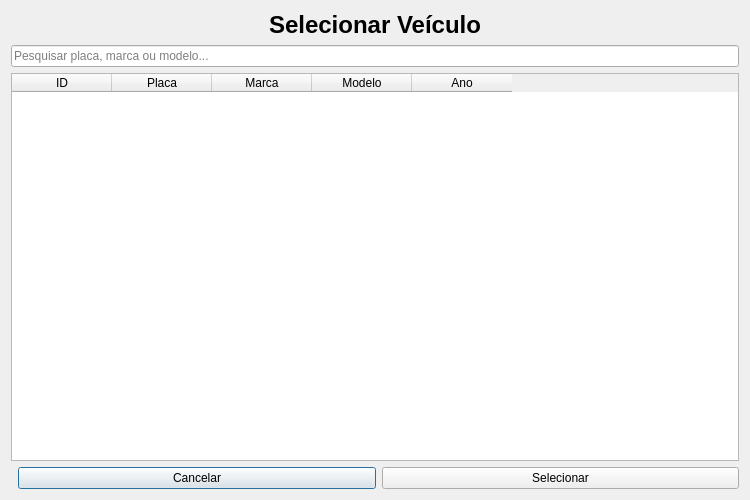
Before: the Qt Designer form ui/selecionar_veiculo.ui in viniciusbassio/EWE-AUTO, drawn with Qt 5.
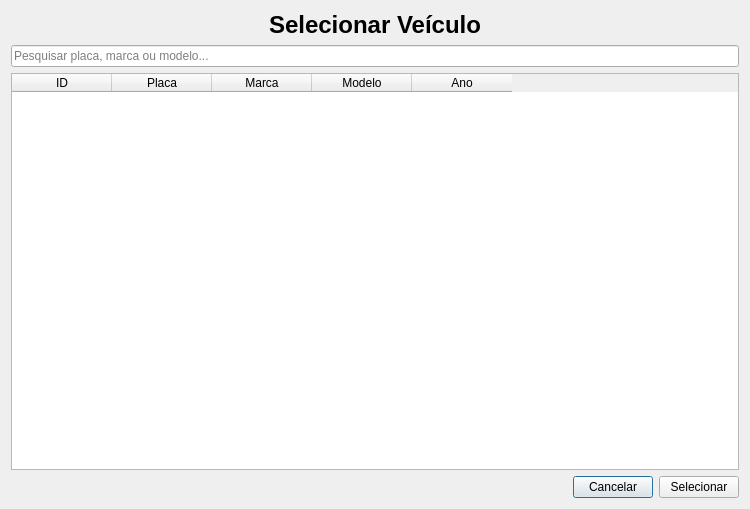
After: the same form once the commit is applied.

```diff
--- a/ui/selecionar_veiculo.ui
+++ b/ui/selecionar_veiculo.ui
@@ -12,11 +12,9 @@
    <x>0</x>
    <y>0</y>
    <width>750</width>
-   <height>500</height>
-  </rect>
- </property>
-
-
+    <height>509</height>
+   </rect>
+  </property>
  <property name="windowTitle">
   <string>Selecionar Veículo</string>
  </property>
@@ -82,44 +80,28 @@
       <string>ID</string>
      </property>
     </column>
-
-
     <column>
      <property name="text">
       <string>Placa</string>
      </property>
     </column>
-
-
     <column>
      <property name="text">
       <string>Marca</string>
      </property>
     </column>
-
-
     <column>
      <property name="text">
       <string>Modelo</string>
      </property>
     </column>
-
-
     <column>
      <property name="text">
       <string>Ano</string>
      </property>
     </column>
-
-
-   </widget>
-
-
-  </item>
-
-
-
-
+    </widget>
+   </item>
   <item>
 
 
@@ -133,13 +115,14 @@
       <property name="orientation">
        <enum>Qt::Horizontal</enum>
       </property>
-
-     </spacer>
-
-    </item>
-
-
-
+       <property name="sizeHint" stdset="0">
+        <size>
+         <width>0</width>
+         <height>0</height>
+        </size>
+       </property>
+      </spacer>
+     </item>
     <item>
 
      <widget class="QPushButton" name="btnCancelar">
```
Left out of the diff: 96 changed lines with no effect on the pictures. Lines whose indentation alone changed are shown as unchanged.
